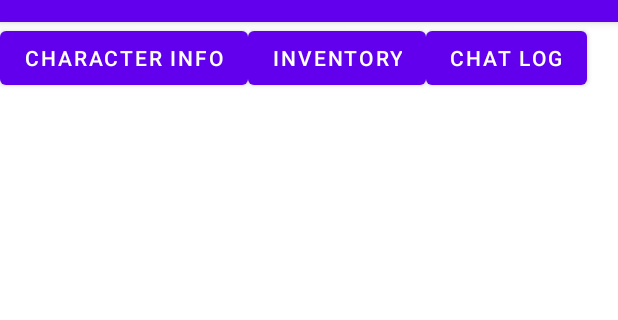
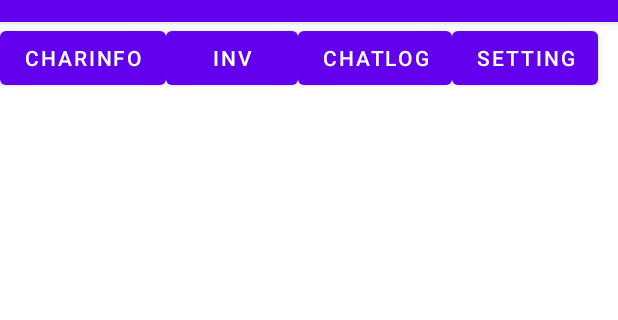
Before and after one commit to tinkerjyc/Elysium-Adventure, an Android app: the screen it shows after launch (TopButtonActivity), on a phone screen of 412 x 824 dp, the part 62-382 px from its top. Run offline under Robolectric (Android 15) with nearby library versions, the phone set to English and light mode, and no system bars; our stand-ins replace Firebase (no records; nobody signed in at launch, a user with empty details on screens opened directly).

Commit message:
finished chatlog and settings

```diff
--- a/app/build.gradle
+++ b/app/build.gradle
@@ -37,6 +37,7 @@ dependencies {
     implementation 'com.google.android.material:material:1.5.0'
     implementation 'com.google.firebase:firebase-database:20.0.4'
     implementation 'androidx.constraintlayout:constraintlayout:2.1.3'
+    implementation 'androidx.preference:preference:1.1.1'
     testImplementation 'junit:junit:4.13.2'
     androidTestImplementation 'androidx.test.ext:junit:1.1.3'
     androidTestImplementation 'androidx.test.espresso:espresso-core:3.4.0'
--- a/app/src/main/AndroidManifest.xml
+++ b/app/src/main/AndroidManifest.xml
@@ -9,6 +9,10 @@
         android:roundIcon="@mipmap/ic_launcher_round"
         android:supportsRtl="true"
         android:theme="@style/Theme.ElysiumAdventure">
+        <activity
+            android:name=".SettingsActivity"
+            android:exported="false"
+            android:label="@string/title_activity_settings" />
         <activity
             android:name=".FullscreenActivity"
             android:configChanges="orientation|keyboardHidden|screenSize"
--- a/app/src/main/res/layout/activity_top_button.xml
+++ b/app/src/main/res/layout/activity_top_button.xml
@@ -1,5 +1,6 @@
 <?xml version="1.0" encoding="utf-8"?>
 <FrameLayout xmlns:android="http://schemas.android.com/apk/res/android"
+    xmlns:app="http://schemas.android.com/apk/res-auto"
     xmlns:tools="http://schemas.android.com/tools"
     android:layout_width="match_parent"
     android:layout_height="match_parent"
@@ -15,21 +16,30 @@
         android:id="@+id/character_info"
         android:layout_width="wrap_content"
         android:layout_height="wrap_content"
-        android:text="Character Info"
+        android:text="CharInfo"
         android:onClick="onClickCharacterInfoButton"/>
 
     <Button
         android:id="@+id/stop_progress"
         android:layout_width="wrap_content"
         android:layout_height="wrap_content"
-        android:text="Inventory"
+        android:text="Inv"
         android:onClick="onClickInventoryButton"/>
 
-    <Button
-        android:id="@+id/remove_actions"
-        android:layout_width="wrap_content"
-        android:layout_height="wrap_content"
-        android:text="Chat Log" />
+        <Button
+            android:id="@+id/remove_actions"
+            android:layout_width="wrap_content"
+            android:layout_height="wrap_content"
+            android:text="ChatLog"
+            android:onClick="onclickChatLogbutton"/>
+
+        <Button
+            android:id="@+id/settingbtn"
+            android:layout_width="wrap_content"
+            android:layout_height="wrap_content"
+            android:text="setting" />
+
+
     </LinearLayout>
 
 </FrameLayout>
```
Also changed, not shown: app/src/main/java/neu/madm/awesome/TopButtonActivity.java (+45 -1 lines), app/src/main/res/values/strings.xml (+11 -0 lines).
